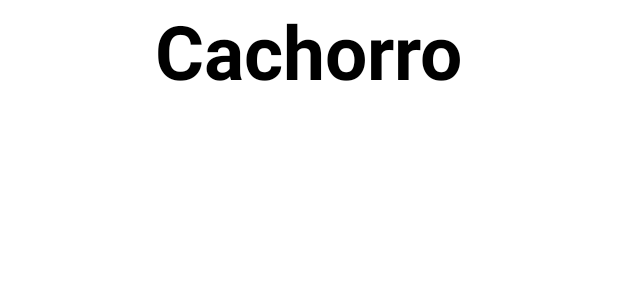
After one commit to luismiguel172/AdotaPets, an Android app: the layout cachorro_layout.xml on its own in the app's theme, with its tools: preview values and no code run, on a phone screen of 412 x 824 dp. The commit adds this screen. Shown: the top 300 px of the screen. Run offline under Robolectric (Android 15) with nearby library versions, the phone set to English and light mode, and no system bars.

Commit message:
Fragments

```diff
--- /dev/null
+++ b/app/src/main/res/layout/cachorro_layout.xml
@@ -0,0 +1,18 @@
+<?xml version="1.0" encoding="utf-8"?>
+<FrameLayout xmlns:android="http://schemas.android.com/apk/res/android"
+    xmlns:tools="http://schemas.android.com/tools"
+    android:layout_width="match_parent"
+    android:layout_height="match_parent"
+    tools:context=".Cachorro_Fragment">
+
+    <!-- TODO: Update blank fragment layout -->
+    <TextView
+        android:layout_width="wrap_content"
+        android:layout_height="wrap_content"
+        android:layout_gravity="center_horizontal"
+        android:textSize="50sp"
+        android:textStyle="bold"
+        android:textColor="#000"
+        android:text="Cachorro" />
+
+</FrameLayout>
--- a/app/src/main/res/values/strings.xml
+++ b/app/src/main/res/values/strings.xml
@@ -1,3 +1,5 @@
 <resources>
     <string name="app_name">MyApp</string>
+    <!-- TODO: Remove or change this placeholder text -->
+    <string name="hello_blank_fragment">Hello blank fragment</string>
 </resources>
```
Also changed, not shown: app/src/main/java/br/com/etecia/myapp/Cachorro_Fragment.java (added, +25 -0 lines), app/src/main/java/br/com/etecia/myapp/Gato_Fragment.java (added, +24 -0 lines), app/src/main/java/br/com/etecia/myapp/MyAdapterViewPager.java (added, +18 -0 lines), app/src/main/java/br/com/etecia/myapp/Peixe_Fragment.java (added, +23 -0 lines), app/src/main/java/br/com/etecia/myapp/Pets_Activity.java (+11 -0 lines), app/src/main/res/layout/gato_layout.xml (added, +18 -0 lines), app/src/main/res/layout/peixe_layout.xml (added, +18 -0 lines).
